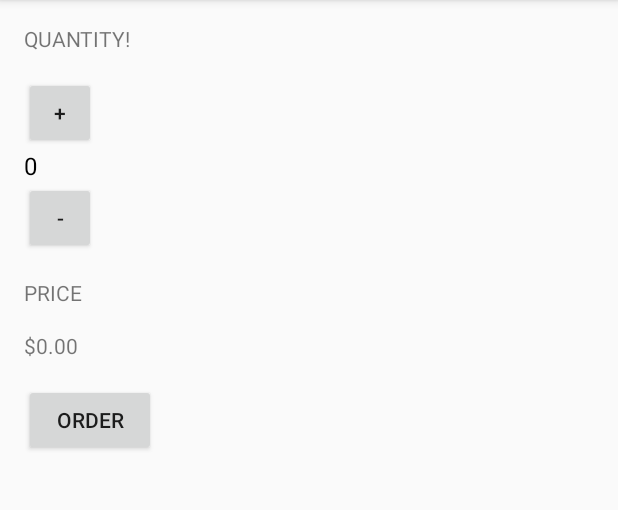
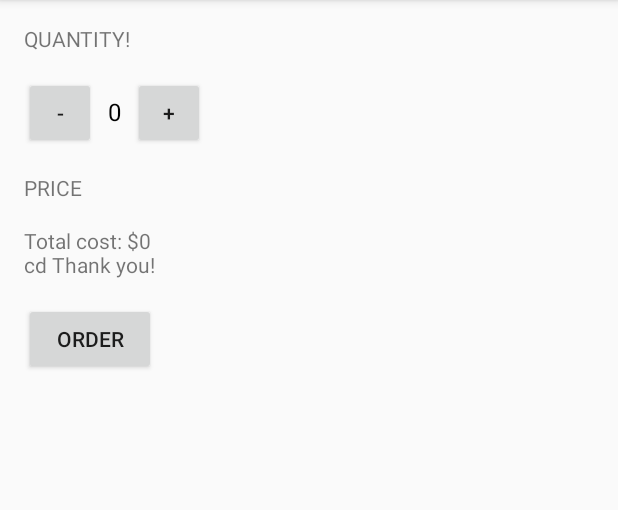
Before and after one commit to 8adam95/AndroidApps, an Android app: the screen it shows after launch (MainActivity), after a tap on "ORDER", on a phone screen of 412 x 824 dp, the part 84-594 px from its top. Run offline under Robolectric (Android 15) with nearby library versions, the phone set to English and light mode, and no system bars.

Commit message:
last commit in this project

```diff
--- a/JustJava/app/src/main/java/com/example/android/justjava/MainActivity.java
+++ b/JustJava/app/src/main/java/com/example/android/justjava/MainActivity.java
@@ -18,8 +18,8 @@ public class MainActivity extends AppCompatActivity {
     }
 
     public void submitOrder(View view) {
-
-        displayPrice(quantity * 5);
+        String priceMessage = "Total cost: $" + quantity*5 + "\ncd Thank you!";
+        displayMessage(priceMessage);
     }
 
     public void increment(View view)
@@ -44,4 +44,9 @@ public class MainActivity extends AppCompatActivity {
         TextView priceTextView = (TextView) findViewById(R.id.price_text_view);
         priceTextView.setText(NumberFormat.getCurrencyInstance().format(number));
     }
+
+    private void displayMessage(String message) {
+        TextView priceTextView = (TextView) findViewById(R.id.price_text_view);
+        priceTextView.setText(message);
+    }
 }
--- a/JustJava/app/src/main/res/layout/activity_main.xml
+++ b/JustJava/app/src/main/res/layout/activity_main.xml
@@ -18,11 +18,17 @@
         android:textAllCaps="true"
         />
 
+    <LinearLayout
+        android:layout_width="wrap_content"
+        android:layout_height="wrap_content"
+        android:orientation="horizontal">
+
+
         <Button
             android:layout_width="48dp"
             android:layout_height="48dp"
-        android:text="+"
-        android:onClick="increment"
+            android:text="-"
+            android:onClick="decrement"
             />
 
 
@@ -32,15 +38,21 @@
             android:layout_height="wrap_content"
             android:text="0"
             android:textSize="16sp"
+            android:layout_marginLeft="8dp"
+            android:layout_marginRight="8dp"
             android:textColor="@android:color/black"
             />
-
         <Button
             android:layout_width="48dp"
             android:layout_height="48dp"
-        android:text="-"
-        android:onClick="decrement"
+            android:text="+"
+            android:onClick="increment"
             />
+
+
+
+    </LinearLayout>
+
 
 
     <TextView
```
Lines whose indentation alone changed are shown as unchanged.
